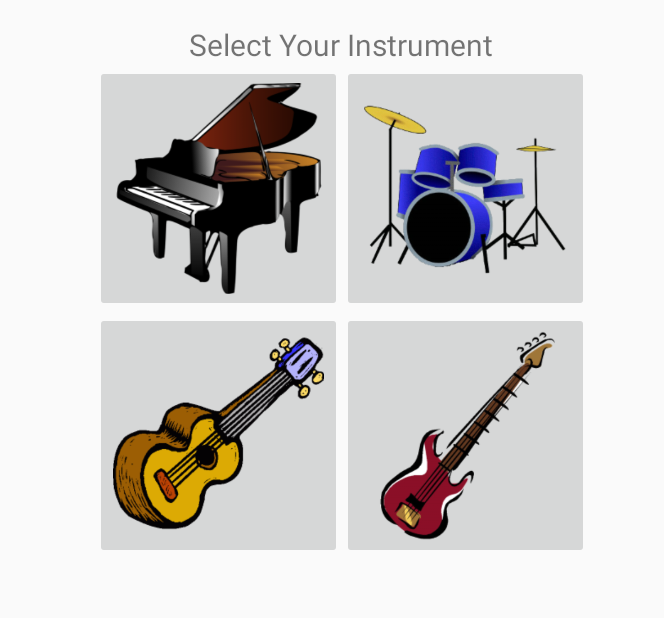
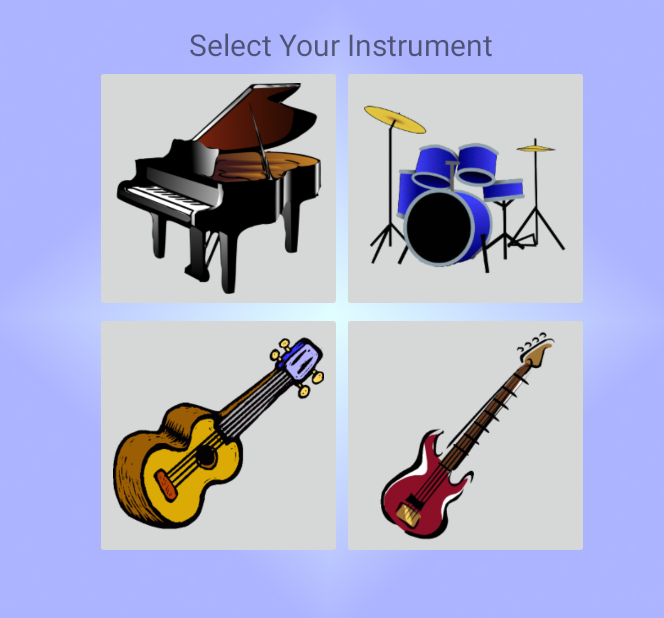
Before and after one commit to rscsam/LetsJam, an Android app: the InstrumentSelectionActivity screen opened directly, with no data from a screen before it, on a phone screen of 824 x 412 dp (held sideways). Shown: the whole screen, without its empty margins (276-940 px from the left). Run offline under Robolectric (Android 15) with nearby library versions, the phone set to English and light mode, and no system bars.

Commit message:
Adds more backgrounds

```diff
--- a/app/src/main/res/layout/activity_instrument_selection.xml
+++ b/app/src/main/res/layout/activity_instrument_selection.xml
@@ -8,6 +8,7 @@
     android:paddingLeft="@dimen/activity_horizontal_margin"
     android:paddingRight="@dimen/activity_horizontal_margin"
     android:paddingTop="@dimen/activity_vertical_margin"
+    android:background="@drawable/background2">
     tools:context="com.hack.rss.letsjam.InstrumentSelectionActivity">
 
     <TextView
--- a/app/src/main/res/layout/activity_selections.xml
+++ b/app/src/main/res/layout/activity_selections.xml
@@ -8,6 +8,7 @@
     android:paddingLeft="@dimen/activity_horizontal_margin"
     android:paddingRight="@dimen/activity_horizontal_margin"
     android:paddingTop="@dimen/activity_vertical_margin"
+    android:background="@drawable/background">
     tools:context="com.hack.rss.letsjam.SelectionsActivity">
 
 </RelativeLayout>
```
Also changed, not shown: app/src/main/res/drawable/background2.jpg (added).
